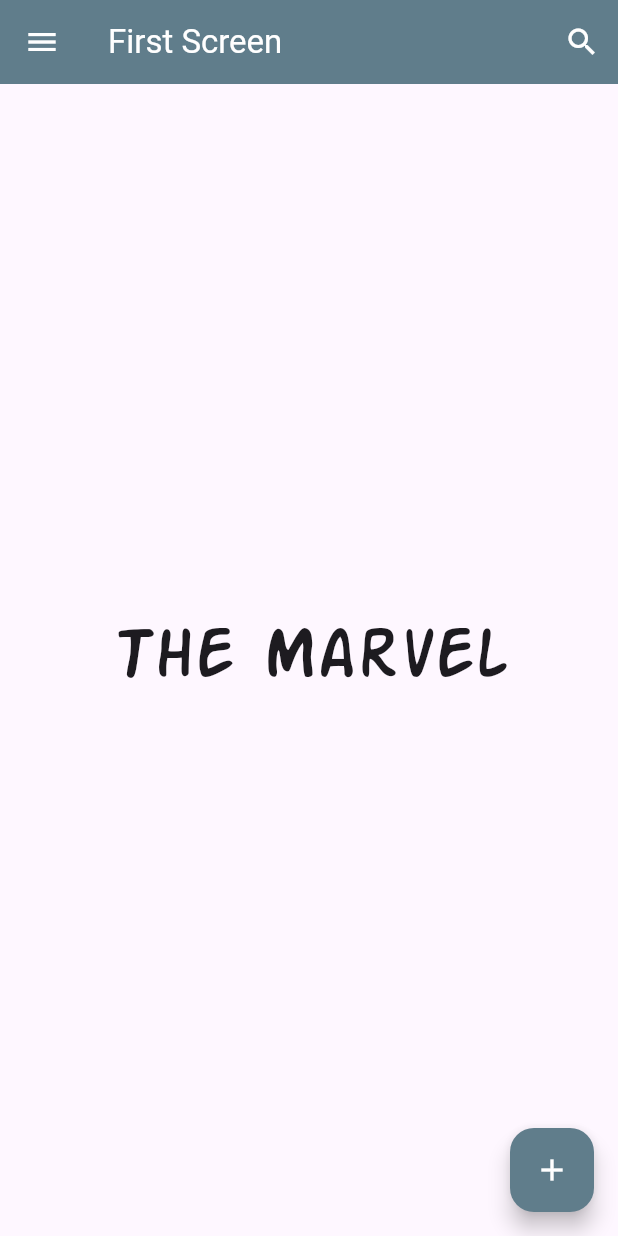
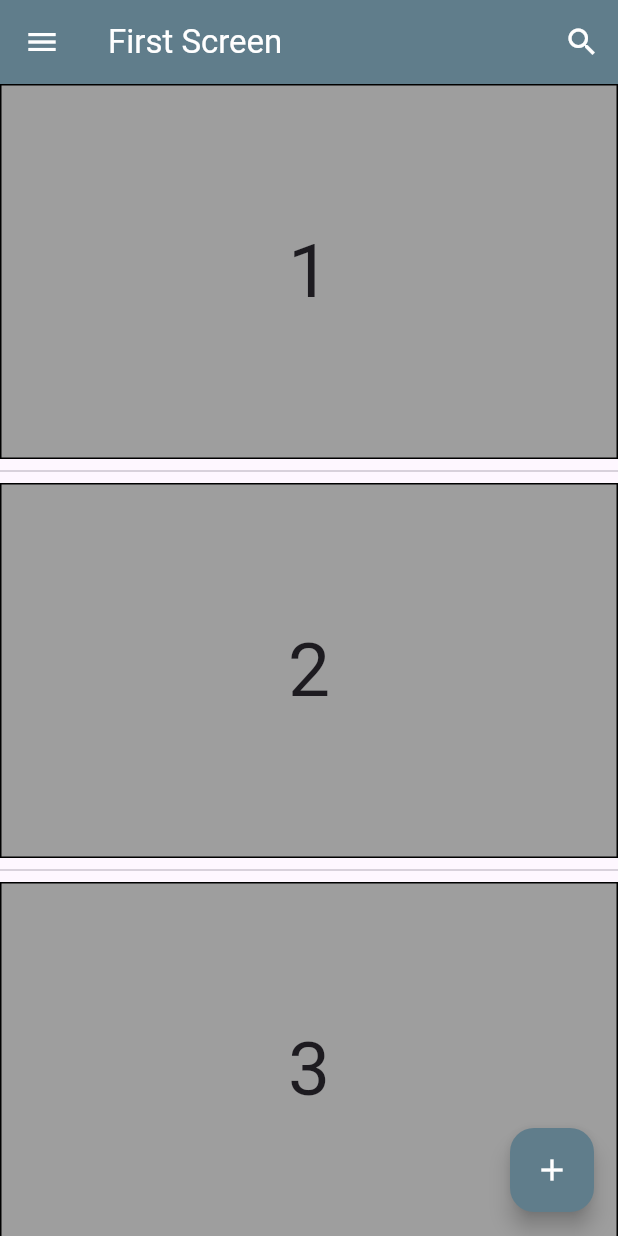
Before and after one commit to ryhn7/Flutter-Pemula, a Flutter app: the screen it shows after launch, on a phone screen of 412 x 824 dp. Run offline on Flutter 3.47's test engine with Material 2 defaults, Android fonts, the phone set to English and light mode, and no system bars.

Commit message:
list view variants

```diff
--- /dev/null
+++ b/Widget/widget/lib/components/listview_screen.dart
@@ -0,0 +1,108 @@
+import 'package:flutter/material.dart';
+
+class ListViewScreen extends StatelessWidget {
+  const ListViewScreen({super.key});
+
+  final List<int> numberList = const <int>[1, 2, 3, 4, 5, 6, 7, 8, 9, 10];
+
+  @override
+  Widget build(BuildContext context) {
+    return
+        // ListView
+        // ListView(
+        //   children: numberList.map((number) {
+        //     return Container(
+        //       height: 250,
+        //       decoration: BoxDecoration(
+        //         color: Colors.grey,
+        //         border: Border.all(
+        //           color: Colors.black,
+        //         ),
+        //       ),
+        //       child: Center(
+        //         child: Text(
+        //           '$number',
+        //           style: const TextStyle(
+        //             fontSize: 50,
+        //           ),
+        //         ),
+        //       ),
+        //     );
+        //   }).toList(),
+        // );
+
+        // ListView2
+        //     ListView(
+        //   children: [
+        //     for (int number in numberList)
+        //       Container(
+        //         height: 250,
+        //         decoration: BoxDecoration(
+        //           color: Colors.grey,
+        //           border: Border.all(
+        //             color: Colors.black,
+        //           ),
+        //         ),
+        //         child: Center(
+        //           child: Text(
+        //             '$number',
+        //             style: const TextStyle(
+        //               fontSize: 50,
+        //             ),
+        //           ),
+        //         ),
+        //       )
+        //   ],
+        // );
+
+        // ListView.builder
+        // ListView.builder(
+        //     itemCount: numberList.length,
+        //     itemBuilder: ((BuildContext context, int index) {
+        //       return Container(
+        //         height: 250,
+        //         decoration: BoxDecoration(
+        //           color: Colors.grey,
+        //           border: Border.all(
+        //             color: Colors.black,
+        //           ),
+        //         ),
+        //         child: Center(
+        //           child: Text(
+        //             '${numberList[index]}',
+        //             style: const TextStyle(
+        //               fontSize: 50,
+        //             ),
+        //           ),
+        //         ),
+        //       );
+        //     }));
+
+        // ListView.separated
+        ListView.separated(
+      itemCount: numberList.length,
+      itemBuilder: ((BuildContext context, int index) {
+        return Container(
+          height: 250,
+          decoration: BoxDecoration(
+            color: Colors.grey,
+            border: Border.all(
+              color: Colors.black,
+            ),
+          ),
+          child: Center(
+            child: Text(
+              '${numberList[index]}',
+              style: const TextStyle(
+                fontSize: 50,
+              ),
+            ),
+          ),
+        );
+      }),
+      separatorBuilder: (BuildContext context, int index) {
+        return const Divider();
+      },
+    );
+  }
+}
--- a/Widget/widget/lib/first_screen.dart
+++ b/Widget/widget/lib/first_screen.dart
@@ -1,7 +1,5 @@
 import 'package:flutter/material.dart';
-import 'package:widget/components/font_screen.dart';
-import 'package:widget/components/image_screen.dart';
-import 'package:widget/components/input_screen.dart';
+import 'package:widget/components/listview_screen.dart';
 
 class FirstScreen extends StatelessWidget {
   const FirstScreen({super.key});
@@ -30,7 +28,7 @@ class FirstScreen extends StatelessWidget {
               color: Colors.white,
             )),
       ),
-      body: const FontScreen(),
+      body: const ListViewScreen(),
       floatingActionButton: FloatingActionButton(
         onPressed: () {},
         backgroundColor: Colors.blueGrey,
```
